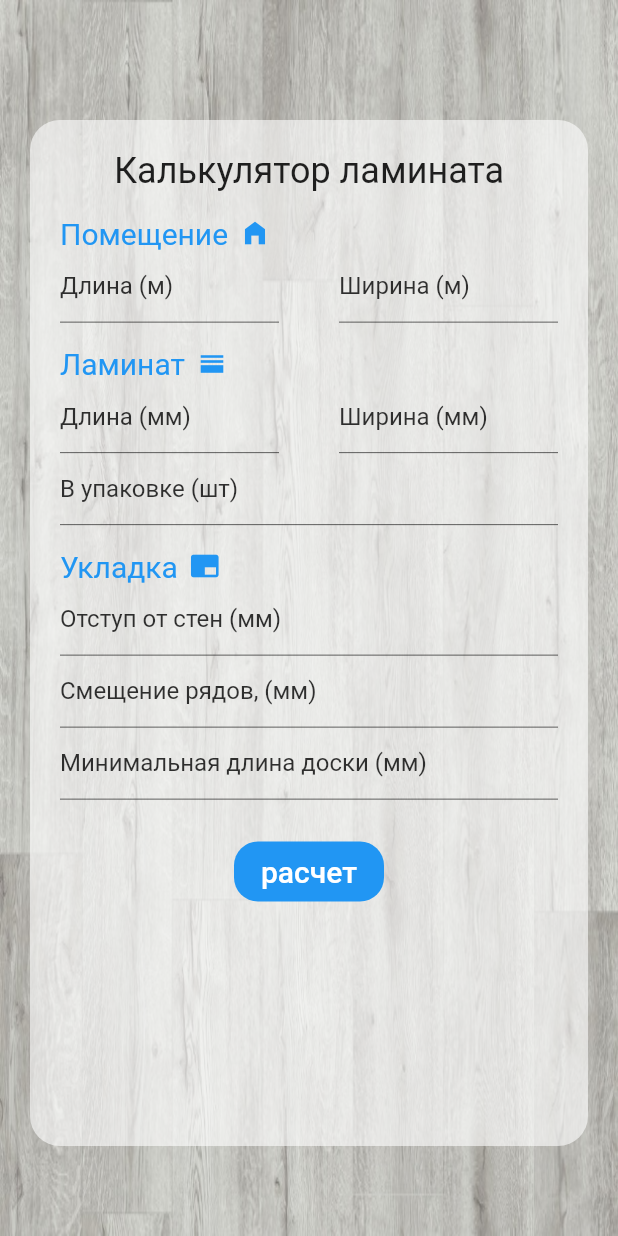
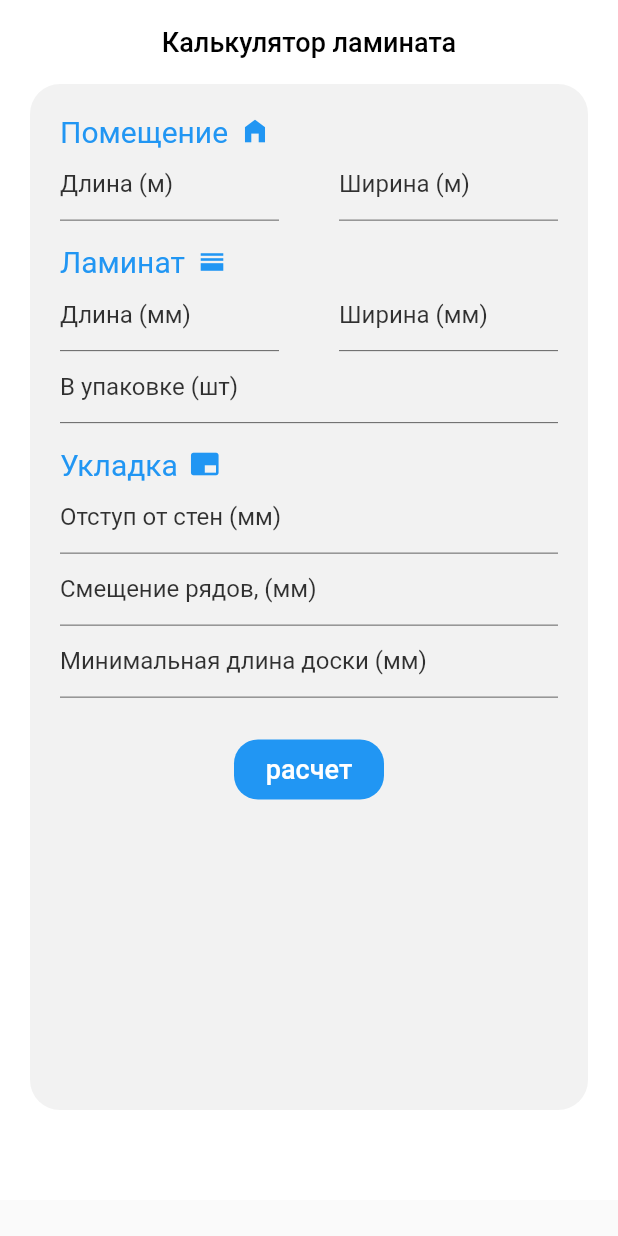
Before and after one commit to YexelaV/laminat_calc, a Flutter app: the screen it shows after launch, on a phone screen of 412 x 824 dp. Run offline on Flutter 3.47's test engine with Material 2 defaults, Android fonts, the phone set to English and light mode, and no system bars; our stand-ins replace equatable, pdf; missing offline and left inert: esys_flutter_share.

Commit message:
width calculation design changes

```diff
--- a/lib/pages/start_page.dart
+++ b/lib/pages/start_page.dart
@@ -196,29 +196,17 @@ class _StartPageState extends State<StartPage> {
       children: [
         SingleChildScrollView(
           child: Container(
+            color: Colors.white,
             constraints: BoxConstraints(minHeight: height),
-            decoration: BoxDecoration(
-              image: DecorationImage(
-                image: AssetImage('lib/assets/floor.png'),
-                fit: BoxFit.fill,
-              ),
-            ),
             child: Padding(
-              padding: EdgeInsets.only(left: 20, right: 20, bottom: 60, top: 80),
+              padding: EdgeInsets.only(left: 20, right: 20, bottom: 60),
               child: Container(
                 decoration: BoxDecoration(
-                  color: Colors.white.withOpacity(0.6),
-                  borderRadius: BorderRadius.circular(20),
-                ),
+                    borderRadius: BorderRadius.circular(20), color: Colors.black.withOpacity(0.05)),
                 child: Padding(
                   padding: const EdgeInsets.all(20.0),
                   child: Column(
                     children: [
-                      Text(
-                        "Калькулятор ламината",
-                        style: TextStyle(fontSize: 24),
-                      ),
-                      SizedBox(height: 16),
                       titleText("Помещение", Icons.home_filled),
                       Row(
                         crossAxisAlignment: CrossAxisAlignment.start,
@@ -303,7 +291,7 @@ class _StartPageState extends State<StartPage> {
                             child: textFormField(
                                 ++i,
                                 (value) => sizeValidator(
-                                    value, MIN_ROW_OFFSET, (plankLength / 2).floor(), 'мм',
+                                    value, MIN_ROW_OFFSET, (plankLength ?? 0 / 2).floor(), 'мм',
                                     disabled: plankLength == null),
                                 (String value) => rowOffset = int.parse(value),
                                 "Cмещение рядов, (мм)"),
@@ -337,7 +325,7 @@ class _StartPageState extends State<StartPage> {
                               ),
                               child: Text(
                                 "расчет",
-                                style: TextStyle(color: Colors.white, fontSize: 20),
+                                style: TextStyle(color: Colors.white, fontSize: 18),
                               )),
                           onPressed: () {
                             FocusScope.of(context).unfocus();
@@ -372,15 +360,21 @@ class _StartPageState extends State<StartPage> {
             ),
           ),
         ),
-        //   ),
       ],
     );
   }
 
   @override
   Widget build(BuildContext context) {
-    height = MediaQuery.of(context).size.height;
+    height = MediaQuery.of(context).size.height - 80;
     return Scaffold(
+      appBar: AppBar(
+        title: Text("Калькулятор ламината", style: TextStyle(fontSize: 18, color: Colors.black)),
+        leading: null,
+        elevation: 0,
+        centerTitle: true,
+        backgroundColor: Colors.white,
+      ),
       body: parametersScreen(),
     );
   }
```
Also changed, not shown: lib/calculate.dart (+36 -14 lines), lib/pages/result_page.dart (+64 -30 lines), lib/pages/scheme_page.dart (+65 -47 lines), lib/assets/floor.png (deleted), pubspec.lock. Lines whose indentation alone changed are shown as unchanged.
